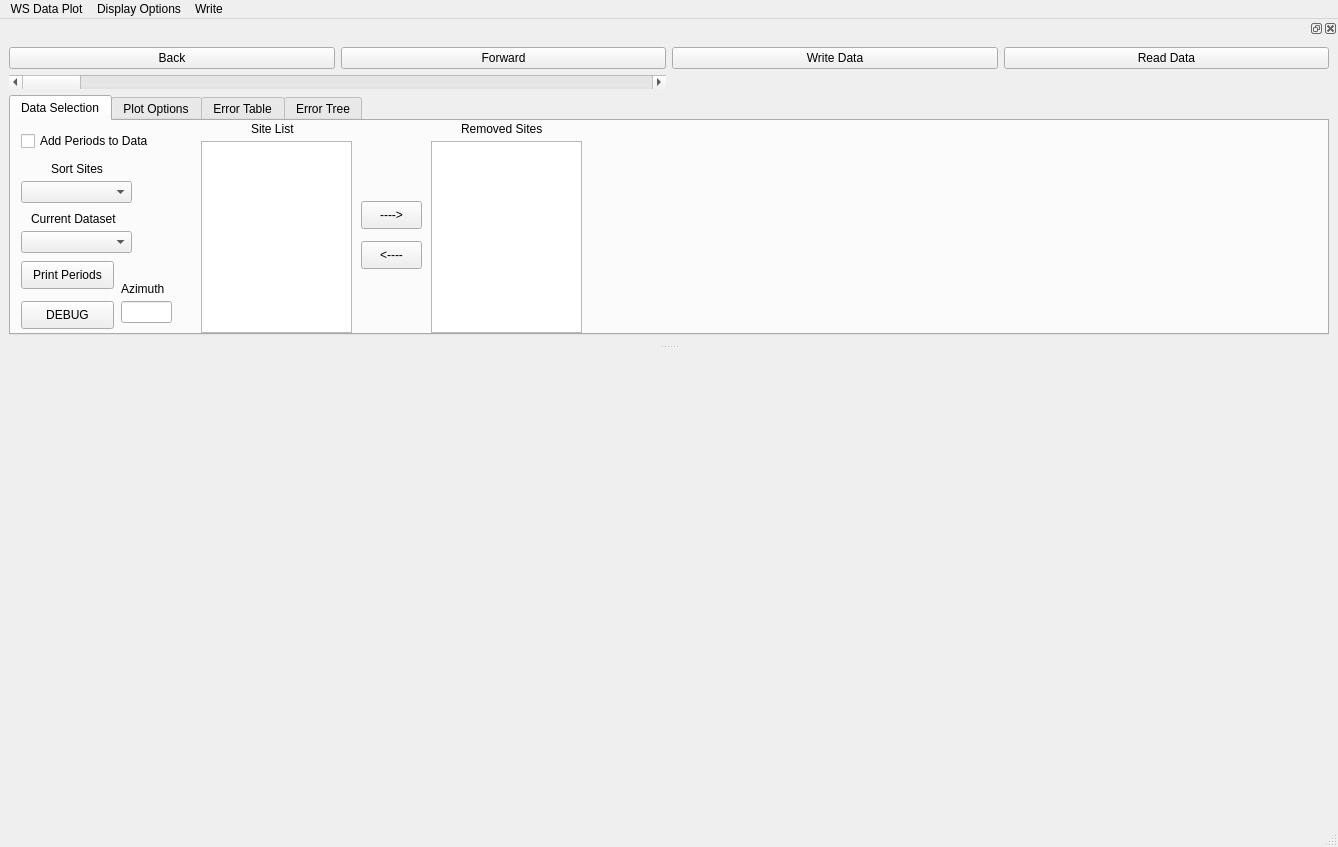
This is pymt/DataGUI/data_plot.ui in eroots/pyMT as Qt 5 draws it before an edit. The edited form follows.
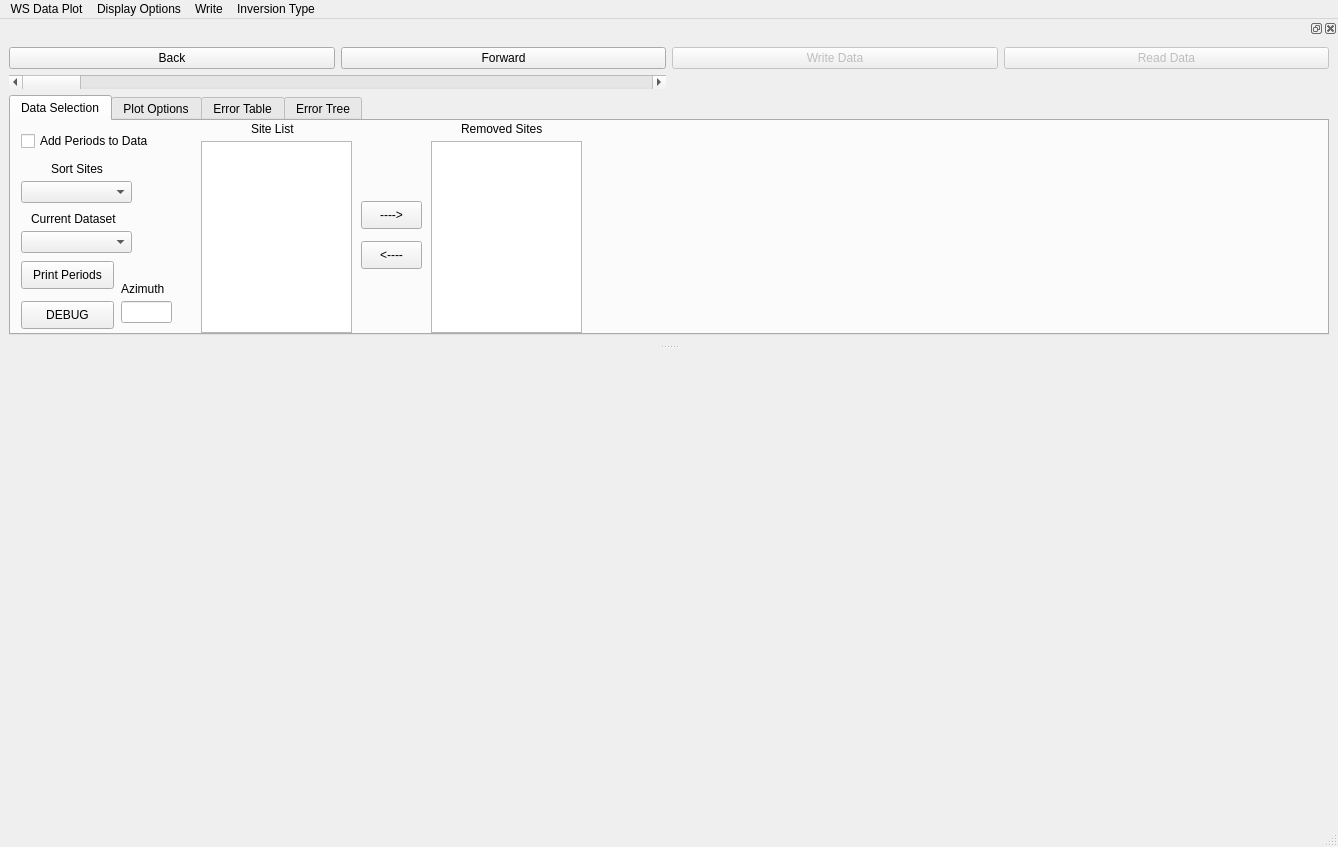
This is the edited form. The open tabs and pages were chosen to show the change.

Commit message: Added IO options to data_plot

Diff of the .ui file:
```diff
--- a/pymt/DataGUI/data_plot.ui
+++ b/pymt/DataGUI/data_plot.ui
@@ -75,9 +75,20 @@
     <addaction name="writeCurrentPlot"/>
     <addaction name="writeAllPlots"/>
    </widget>
+   <widget class="QMenu" name="menuInversion_Type_2">
+    <property name="title">
+     <string>Inversion Type</string>
+    </property>
+    <addaction name="inv_type1"/>
+    <addaction name="inv_type2"/>
+    <addaction name="inv_type3"/>
+    <addaction name="inv_type4"/>
+    <addaction name="inv_type5"/>
+   </widget>
    <addaction name="menuWS_Data_Plot"/>
    <addaction name="menuDisplay_Options"/>
    <addaction name="menuWrite"/>
+   <addaction name="menuInversion_Type_2"/>
   </widget>
   <widget class="QStatusBar" name="statusbar"/>
   <widget class="QDockWidget" name="dock">
@@ -88,6 +99,9 @@
     <layout class="QGridLayout" name="gridLayout">
      <item row="0" column="3">
       <widget class="QPushButton" name="ReadDataButton">
+       <property name="enabled">
+        <bool>false</bool>
+       </property>
        <property name="text">
         <string>Read Data</string>
        </property>
@@ -102,6 +116,9 @@
      </item>
      <item row="0" column="2">
       <widget class="QPushButton" name="WriteDataButton">
+       <property name="enabled">
+        <bool>false</bool>
+       </property>
        <property name="text">
         <string>Write Data</string>
        </property>
```
Left out of the diff: 126 changed lines with no effect on the pictures. The commit also changes 4 other files.
